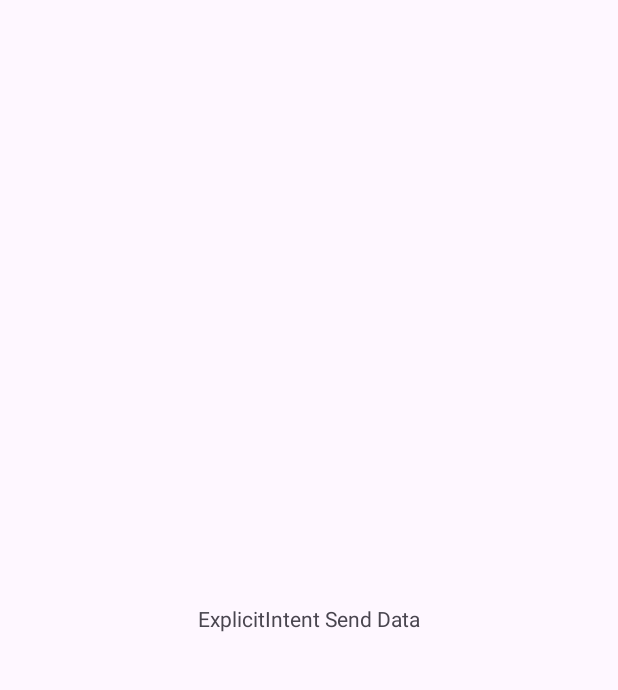
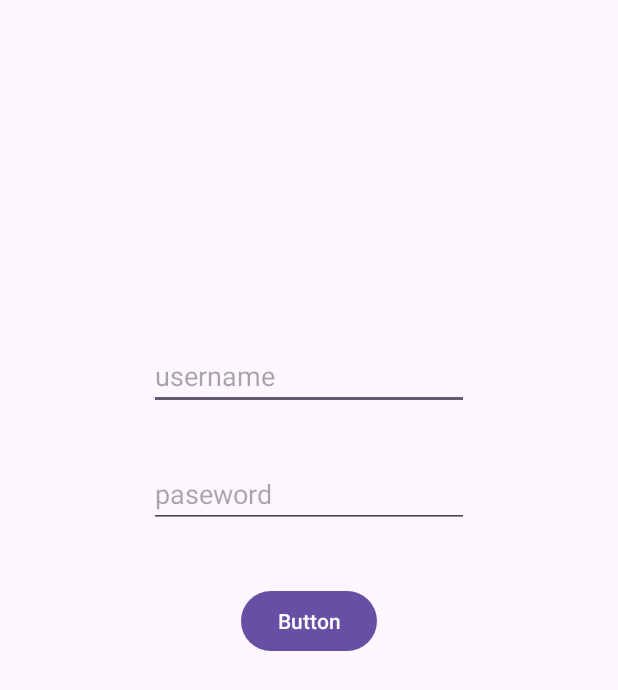
Before and after one commit to chaidanSnru/AndroidIntent, an Android app: the screen it shows after launch (MainActivity), on a phone screen of 412 x 824 dp. Before the commit the part shown is almost empty. Shown: the top 690 px of the screen. Run offline under Robolectric (Android 15) with nearby library versions, the phone set to English and light mode, and no system bars.

Commit message:
finished Commit สำหรับ ExplicitIntent branch เพิ่ม Activity ส่งข้อมูลระหว่างกัน

```diff
--- a/app/src/main/AndroidManifest.xml
+++ b/app/src/main/AndroidManifest.xml
@@ -12,6 +12,9 @@
         android:supportsRtl="true"
         android:theme="@style/Theme.AndroidIntent">
         <activity
+            android:name=".DisplayActivity"
+            android:exported="false" />
+        <activity
             android:name=".MainActivity"
             android:exported="true">
             <intent-filter>
--- a/app/src/main/java/com/example/androidintent/MainActivity.kt
+++ b/app/src/main/java/com/example/androidintent/MainActivity.kt
@@ -1,12 +1,21 @@
 package com.example.androidintent
 
+import android.content.Intent
 import android.os.Bundle
+import android.widget.Button
+import android.widget.EditText
 import androidx.activity.enableEdgeToEdge
 import androidx.appcompat.app.AppCompatActivity
 import androidx.core.view.ViewCompat
 import androidx.core.view.WindowInsetsCompat
 
 class MainActivity : AppCompatActivity() {
+    // ⭐ แนะนำ: ประกาศ Key เป็นค่าคงที่เพื่อป้องกันการพิมพ์ผิด // companion object ทำหน้าที่เหมือน Static ใน java คือเข้าถึงได้โดยไม่ได้สร้าง Obj.
+    companion object {
+        const val KEY_USERNAME = "USERNAME_DATA"
+        const val KEY_PASSWORD = "PASSWORD_DATA"
+    }
+
     override fun onCreate(savedInstanceState: Bundle?) {
         super.onCreate(savedInstanceState)
         enableEdgeToEdge()
@@ -16,5 +25,25 @@ class MainActivity : AppCompatActivity() {
             v.setPadding(systemBars.left, systemBars.top, systemBars.right, systemBars.bottom)
             insets
         }
+        // เชื่อม UI กับตัวแปร
+        val usernameEditText: EditText = findViewById(R.id.usernameEditText)
+        val passwordEditText: EditText = findViewById(R.id.passwordEditText)
+        val loginButton: Button = findViewById(R.id.loginButton)
+
+        loginButton.setOnClickListener {
+            // ดึงข้อความจาก EditText ออกมาเป็น String
+            val username = usernameEditText.text.toString()
+            val password = passwordEditText.text.toString()
+
+            // สร้าง Intent เพื่อไปยัง DisplayActivity
+            val intent = Intent(this, DisplayActivity::class.java)
+
+            // แนบข้อมูล (Key-Value) ไปกับ Intent
+            intent.putExtra(KEY_USERNAME, username)
+            intent.putExtra(KEY_PASSWORD, password)
+
+            // เริ่ม Activity ใหม่
+            startActivity(intent)
+        }
     }
 }
--- a/app/src/main/res/layout/activity_main.xml
+++ b/app/src/main/res/layout/activity_main.xml
@@ -5,15 +5,42 @@
     android:id="@+id/main"
     android:layout_width="match_parent"
     android:layout_height="match_parent"
-    tools:context=".MainActivity">
+    android:autofillHints="username"
+    tools:context=".MainActivity"
+    tools:layout_editor_absoluteX="2dp"
+    tools:layout_editor_absoluteY="0dp">
 
-    <TextView
+    <EditText
+        android:id="@+id/usernameEditText"
         android:layout_width="wrap_content"
         android:layout_height="wrap_content"
-        android:text="ExplicitIntent Send Data"
-        app:layout_constraintBottom_toBottomOf="parent"
+        android:layout_marginTop="228dp"
+        android:ems="10"
+        android:hint="username"
+        android:inputType="text"
         app:layout_constraintEnd_toEndOf="parent"
         app:layout_constraintStart_toStartOf="parent"
         app:layout_constraintTop_toTopOf="parent" />
 
+    <EditText
+        android:id="@+id/passwordEditText"
+        android:layout_width="wrap_content"
+        android:layout_height="wrap_content"
+        android:layout_marginTop="33dp"
+        android:ems="10"
+        android:hint="paseword"
+        android:inputType="textPassword"
+        app:layout_constraintEnd_toEndOf="@+id/usernameEditText"
+        app:layout_constraintStart_toStartOf="@+id/usernameEditText"
+        app:layout_constraintTop_toBottomOf="@+id/usernameEditText" />
+
+    <Button
+        android:id="@+id/loginButton"
+        android:layout_width="wrap_content"
+        android:layout_height="wrap_content"
+        android:layout_marginTop="38dp"
+        android:text="Button"
+        app:layout_constraintEnd_toEndOf="@+id/passwordEditText"
+        app:layout_constraintStart_toStartOf="@+id/passwordEditText"
+        app:layout_constraintTop_toBottomOf="@+id/passwordEditText" />
 </androidx.constraintlayout.widget.ConstraintLayout>
```
Also changed, not shown: app/src/main/java/com/example/androidintent/DisplayActivity.kt (added, +33 -0 lines), app/src/main/res/layout/activity_display.xml (added, +30 -0 lines).
